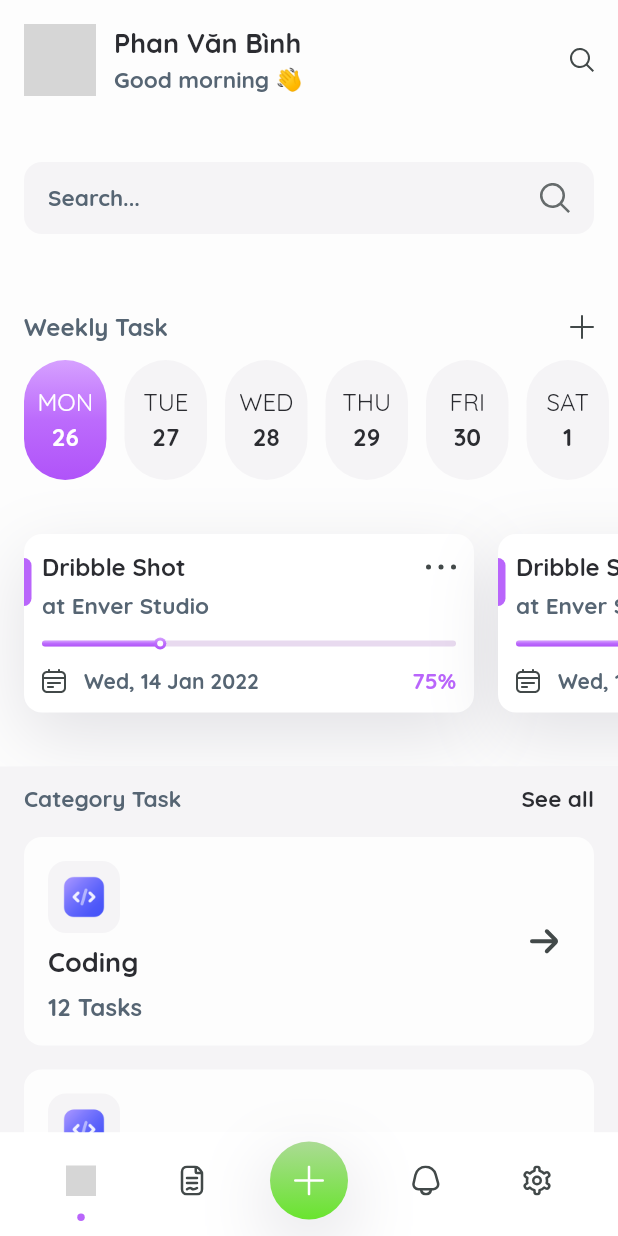
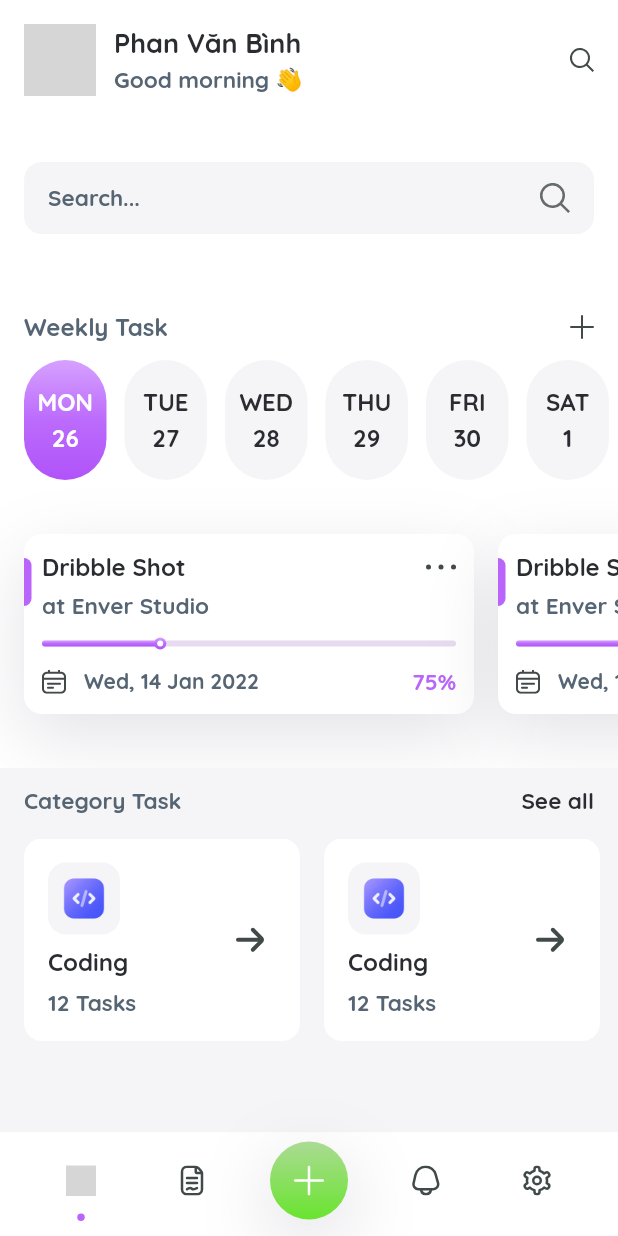
Before and after one commit to binhphancreator/sunday, a Flutter app: the screen it shows after launch, after a tap on "Skip", on a phone screen of 412 x 824 dp. Run offline on Flutter 3.47's test engine with Material 2 defaults, Android fonts, the light colour scheme and no system bars; our stand-ins replace flutter_svg, shared_preferences; missing offline and left inert: shared_preferences_web; network calls fail; grey boxes are pictures that could not be loaded.

Commit message:
refactor colors, textstyle

```diff
--- a/lib/config/themes/app_colors.dart
+++ b/lib/config/themes/app_colors.dart
@@ -1,53 +1,33 @@
 import 'package:flutter/material.dart';
 
 class AppColors {
+  // Background
   static const primaryBgColor = Color(0xFFFFFFFF);
+  static const secondaryBgColor = Color(0xFFF5F4F6);
+  static const darkBgColor = Color(0xFF1B2631);
+  static const middleBgColor = Color(0xFFE8DAEF);
+
+  // Color Text
   static const lightTextColor = Color(0xFFFFFFFF);
   static const primaryTextColor = Color(0xFF2B2C31);
   static const secondaryTextColor = Color(0xFF566573);
-  static const primaryBtnColor = Color(0xFF1B2631);
-  static const lightBtnColor = Color(0xFFF5F4F7);
-  static const menuBgColor = Color(0xFFFFFFFF);
-  static const bgColor = Color(0xFFF5F4F6);
-  static const bgColorWhite = Color(0xFFFDFDFD);
+
+  // Common Color
   static const primaryColor = Color(0xFFb965fb);
-  static const lightPrimaryColor = Color(0xFFE8DAEF);
   static const secondaryColor = Color(0xFF69e42e);
-  static const menuInactiveColor = Color(0xFF424949);
+  static const thirdColor = Color(0xFFF68821);
+
+  // Icon Color
   static const defaultIconColor = Color(0xFF424949);
+  static const lightIconColor = Color(0xFF4D5656);
   static const whiteIconColor = Colors.white;
+
+  // Shadow Color
   static const primaryBoxShadowColor = Color.fromARGB(30, 17, 12, 46);
-  static const primaryGradient = LinearGradient(
-    colors: [
-      Color.fromARGB(255, 214, 161, 255),
-      Color(0xFFBC6BFC),
-      Color(0xFFB053F9),
-    ],
-    begin: Alignment.topCenter,
-    end: Alignment.bottomCenter,
-  );
-  static const secondaryGradient = LinearGradient(
-    colors: [
-      Color.fromARGB(255, 171, 219, 148),
-      secondaryColor,
-    ],
-    begin: Alignment.topCenter,
-    end: Alignment.bottomCenter,
-  );
-  static const thirdGradient = LinearGradient(
-    colors: [
-      Color(0xFFFEB16A),
-      Color(0xFFF68821),
-    ],
-    begin: Alignment.topCenter,
-    end: Alignment.bottomCenter,
-  );
-  static const lightGradient = LinearGradient(
-    colors: [
-      Color(0xFFF5F4F6),
-      Color(0xFFF5F4F6),
-    ],
-    begin: Alignment.topCenter,
-    end: Alignment.bottomCenter,
-  );
+
+  // Gradient
+  static const primaryGradient = LinearGradient(colors: [Color.fromARGB(255, 214, 161, 255), Color(0xFFBC6BFC), Color(0xFFB053F9)], begin: Alignment.topCenter, end: Alignment.bottomCenter);
+  static const secondaryGradient = LinearGradient(colors: [Color.fromARGB(255, 171, 219, 148), secondaryColor], begin: Alignment.topCenter, end: Alignment.bottomCenter);
+  static const thirdGradient = LinearGradient(colors: [Color(0xFFFEB16A), Color(0xFFF68821)], begin: Alignment.topCenter, end: Alignment.bottomCenter);
+  static const lightGradient = LinearGradient(colors: [Color(0xFFF5F4F6), Color(0xFFF5F4F6)], begin: Alignment.topCenter, end: Alignment.bottomCenter);
 }
--- a/lib/config/themes/app_text_styles.dart
+++ b/lib/config/themes/app_text_styles.dart
@@ -2,86 +2,32 @@ import 'package:flutter/material.dart';
 import 'app_colors.dart';
 
 class AppTextStyles {
-  static const bigboldh1 = TextStyle(fontSize: 35, color: AppColors.primaryTextColor, fontFamily: 'Quicksand', fontWeight: FontWeight.w600);
-
-  static const h1 = TextStyle(
-    fontSize: 20,
-    color: AppColors.primaryTextColor,
-    fontFamily: 'Quicksand',
-    fontWeight: FontWeight.normal,
-  );
+  // Bold
   static const boldh1 = TextStyle(fontSize: 20, color: AppColors.primaryTextColor, fontFamily: 'Quicksand', fontWeight: FontWeight.w600);
   static const boldh2 = TextStyle(fontSize: 18, color: AppColors.primaryTextColor, fontFamily: 'Quicksand', fontWeight: FontWeight.w600);
   static const boldh3 = TextStyle(fontSize: 16, color: AppColors.primaryTextColor, fontFamily: 'Quicksand', fontWeight: FontWeight.w600);
   static const boldh4 = TextStyle(fontSize: 15, color: AppColors.primaryTextColor, fontFamily: 'Quicksand', fontWeight: FontWeight.w600);
   static const boldh5 = TextStyle(fontSize: 15, color: AppColors.primaryTextColor, fontFamily: 'Quicksand', fontWeight: FontWeight.w600);
 
+  // Light Bold
   static const lightboldh2 = TextStyle(fontSize: 18, color: AppColors.secondaryTextColor, fontFamily: 'Quicksand', fontWeight: FontWeight.w600);
   static const lightboldh3 = TextStyle(fontSize: 16, color: AppColors.secondaryTextColor, fontFamily: 'Quicksand', fontWeight: FontWeight.w600);
   static const lightboldh4 = TextStyle(fontSize: 15, color: AppColors.secondaryTextColor, fontFamily: 'Quicksand', fontWeight: FontWeight.w600);
   static const lightboldh5 = TextStyle(fontSize: 14, color: AppColors.secondaryTextColor, fontFamily: 'Quicksand', fontWeight: FontWeight.w600);
 
-  static const bigIntro = TextStyle(
-    fontSize: 20,
-    fontWeight: FontWeight.w600,
-    color: AppColors.primaryTextColor,
-    fontFamily: 'Quicksand',
-    height: 1.2,
-  );
+  // White Bold Text
+  static const whiteboldh2 = TextStyle(fontSize: 18, color: Colors.white, fontFamily: 'Quicksand', fontWeight: FontWeight.w600);
+  static const whiteboldh3 = TextStyle(fontSize: 16, color: Colors.white, fontFamily: 'Quicksand', fontWeight: FontWeight.w600);
+  static const whiteboldh4 = TextStyle(fontSize: 15, color: Colors.white, fontFamily: 'Quicksand', fontWeight: FontWeight.w600);
+  static const whiteboldh5 = TextStyle(fontSize: 14, color: Colors.white, fontFamily: 'Quicksand', fontWeight: FontWeight.w600);
 
-  static const bigIntro2 = TextStyle(
-    fontSize: 16,
-    fontWeight: FontWeight.w500,
-    color: AppColors.secondaryTextColor,
-    fontFamily: 'Quicksand',
-    height: 1.2,
-  );
+  // Primary Bold Text
+  static const primaryboldh2 = TextStyle(fontSize: 18, color: AppColors.primaryColor, fontFamily: 'Quicksand', fontWeight: FontWeight.w600);
+  static const primaryboldh3 = TextStyle(fontSize: 16, color: AppColors.primaryColor, fontFamily: 'Quicksand', fontWeight: FontWeight.w600);
+  static const primaryboldh4 = TextStyle(fontSize: 15, color: AppColors.primaryColor, fontFamily: 'Quicksand', fontWeight: FontWeight.w600);
+  static const primaryboldh5 = TextStyle(fontSize: 14, color: AppColors.primaryColor, fontFamily: 'Quicksand', fontWeight: FontWeight.w600);
 
-  static const primaryNormalTextBtn = TextStyle(
-    fontSize: 16,
-    fontWeight: FontWeight.w400,
-    color: Colors.white,
-    fontFamily: 'Quicksand',
-    height: 1.2,
-  );
-
-  static const primaryBoldTextBtn = TextStyle(
-    fontSize: 16,
-    fontWeight: FontWeight.w600,
-    color: Colors.white,
-    fontFamily: 'Quicksand',
-    height: 1.2,
-  );
-
-  static const secondaryNormalTextBtn = TextStyle(
-    fontSize: 16,
-    fontWeight: FontWeight.w400,
-    color: AppColors.primaryTextColor,
-    fontFamily: 'Quicksand',
-    height: 1.2,
-  );
-
-  static const secondaryBoldTextBtn = TextStyle(
-    fontSize: 16,
-    fontWeight: FontWeight.w600,
-    color: AppColors.primaryTextColor,
-    fontFamily: 'Quicksand',
-    height: 1.2,
-  );
-
-  static const mainNormalTextBtn = TextStyle(
-    fontSize: 16,
-    fontWeight: FontWeight.w500,
-    color: AppColors.primaryColor,
-    fontFamily: 'Quicksand',
-    height: 1.2,
-  );
-
-  static const mainSmallBoldTextBtn = TextStyle(
-    fontSize: 15,
-    fontWeight: FontWeight.w600,
-    color: AppColors.primaryColor,
-    fontFamily: 'Quicksand',
-    height: 1.2,
-  );
+  // Other
+  static const bigIntro = TextStyle(fontSize: 20, fontWeight: FontWeight.w600, color: AppColors.primaryTextColor, fontFamily: 'Quicksand', height: 1.2);
+  static const bigIntro2 = TextStyle(fontSize: 16, fontWeight: FontWeight.w500, color: AppColors.secondaryTextColor, fontFamily: 'Quicksand', height: 1.2);
 }
--- a/lib/pages/detail_task/detail_task_page.dart
+++ b/lib/pages/detail_task/detail_task_page.dart
@@ -54,7 +54,7 @@ class _DetailTaskPageState extends State<DetailTaskPage> with TickerProviderStat
                   decoration: BoxDecoration(borderRadius: BorderRadius.circular(20), gradient: AppColors.secondaryGradient),
                   child: Text(
                     'In Progress',
-                    style: AppTextStyles.primaryBoldTextBtn,
+                    style: AppTextStyles.whiteboldh3,
                   )),
             ],
           ),
@@ -130,7 +130,7 @@ class _DetailTaskPageState extends State<DetailTaskPage> with TickerProviderStat
                   ),
                   Text(
                     '75%',
-                    style: AppTextStyles.mainSmallBoldTextBtn,
+                    style: AppTextStyles.primaryboldh4,
                   )
                 ],
               ),
@@ -228,13 +228,13 @@ class _DetailTaskPageState extends State<DetailTaskPage> with TickerProviderStat
                     ),
                     child: Text(
                       'Task',
-                      style: AppTextStyles.primaryBoldTextBtn,
+                      style: AppTextStyles.whiteboldh3,
                     ),
                   ),
                   Container(
                     padding: EdgeInsets.symmetric(horizontal: 48, vertical: 16),
                     decoration: BoxDecoration(
-                      color: AppColors.lightBtnColor,
+                      color: AppColors.secondaryBgColor,
                       borderRadius: BorderRadius.circular(999),
                     ),
                     child: Text(
@@ -252,7 +252,6 @@ class _DetailTaskPageState extends State<DetailTaskPage> with TickerProviderStat
               height: 200,
               child: TabBarView(
                 controller: _tabController,
-                physics: FixedExtentScrollPhysics(),
                 children: [
                   Text('Tab 1'),
                   Text('Tab 2'),
@@ -262,7 +261,7 @@ class _DetailTaskPageState extends State<DetailTaskPage> with TickerProviderStat
           ],
         ),
       )),
-      backgroundColor: AppColors.bgColorWhite,
+      backgroundColor: AppColors.primaryBgColor,
     );
   }
 }
--- a/lib/pages/home/category_item_widget.dart
+++ b/lib/pages/home/category_item_widget.dart
@@ -19,7 +19,7 @@ class _CategoryItemWidgetState extends State<CategoryItemWidget> {
         padding: EdgeInsets.all(16),
         decoration: BoxDecoration(
           borderRadius: BorderRadius.circular(12),
-          color: AppColors.bgColorWhite,
+          color: AppColors.primaryBgColor,
         ),
         child: Row(
           mainAxisAlignment: MainAxisAlignment.spaceBetween,
@@ -31,7 +31,7 @@ class _CategoryItemWidgetState extends State<CategoryItemWidget> {
                 Container(
                   padding: EdgeInsets.all(8),
                   decoration: BoxDecoration(
-                    color: AppColors.bgColor,
+                    color: AppColors.secondaryBgColor,
                     borderRadius: BorderRadius.circular(12),
                   ),
                   child: Image.asset(
@@ -46,14 +46,14 @@ class _CategoryItemWidgetState extends State<CategoryItemWidget> {
                 ),
                 Text(
                   'Coding',
-                  style: AppTextStyles.boldh2,
+                  style: AppTextStyles.boldh3,
                 ),
                 SizedBox(
                   height: 8,
                 ),
                 Text(
                   '12 Tasks',
-                  style: AppTextStyles.lightboldh3,
+                  style: AppTextStyles.lightboldh4,
                 )
               ],
             ),
--- a/lib/pages/home/category_list_widget.dart
+++ b/lib/pages/home/category_list_widget.dart
@@ -11,12 +11,14 @@ class CategoryListWidget extends StatefulWidget {
 class _CategoryListWidgetState extends State<CategoryListWidget> {
   @override
   Widget build(BuildContext context) {
-    return Container(
+    return SingleChildScrollView(
       padding: EdgeInsets.only(left: 16, right: 16, bottom: 16),
-      child: Column(
+      scrollDirection: Axis.horizontal,
+      child: Row(
         children: [
-          ...[1, 2, 3, 4].map((index) => Padding(
-                padding: EdgeInsets.only(bottom: 16),
+          ...[1, 2, 3, 4].map((index) => Container(
+                padding: EdgeInsets.only(bottom: 16, right: 16),
+                width: 200,
                 child: CategoryItemWidget(),
               ))
         ],
--- a/lib/pages/home/days_week_list_widget.dart
+++ b/lib/pages/home/days_week_list_widget.dart
@@ -29,16 +29,16 @@ class _DaysWeekListWidgetState extends State<DaysWeekListWidget> {
               margin: EdgeInsets.only(right: 12),
               width: 55,
               height: 80,
-              decoration: BoxDecoration(color: now.weekday == currentDay.weekday ? AppColors.primaryColor : AppColors.lightBtnColor, borderRadius: BorderRadius.circular(30), gradient: now.weekday == currentDay.weekday ? AppColors.primaryGradient : AppColors.lightGradient),
+              decoration: BoxDecoration(color: now.weekday == currentDay.weekday ? AppColors.primaryColor : AppColors.secondaryBgColor, borderRadius: BorderRadius.circular(30), gradient: now.weekday == currentDay.weekday ? AppColors.primaryGradient : AppColors.lightGradient),
               child: Column(
                 mainAxisAlignment: MainAxisAlignment.center,
                 crossAxisAlignment: CrossAxisAlignment.center,
                 children: [
-                  Text(shortWeekday[currentDay.weekday - 1], style: now.weekday == currentDay.weekday ? AppTextStyles.primaryNormalTextBtn : AppTextStyles.secondaryNormalTextBtn),
+                  Text(shortWeekday[currentDay.weekday - 1], style: now.weekday == currentDay.weekday ? AppTextStyles.whiteboldh3 : AppTextStyles.boldh3),
                   SizedBox(
                     height: 4,
                   ),
-                  Text(currentDay.day.toString(), style: now.weekday == currentDay.weekday ? AppTextStyles.primaryBoldTextBtn : AppTextStyles.secondaryBoldTextBtn),
+                  Text(currentDay.day.toString(), style: now.weekday == currentDay.weekday ? AppTextStyles.whiteboldh3 : AppTextStyles.boldh3),
                 ],
               ),
             ),
--- a/lib/pages/home/home_page.dart
+++ b/lib/pages/home/home_page.dart
@@ -27,7 +27,7 @@ class _HomePageState extends State<HomePage> {
           child: Column(
             children: [
               Container(
-                color: AppColors.bgColorWhite,
+                color: AppColors.primaryBgColor,
                 child: Column(
                   crossAxisAlignment: CrossAxisAlignment.start,
                   children: [
@@ -77,7 +77,7 @@ class _HomePageState extends State<HomePage> {
                                   'assets/icons/regular/search.svg',
                                   width: 16,
                                   height: 16,
-                                  color: AppColors.menuInactiveColor,
+                                  color: AppColors.defaultIconColor,
                                 ),
                               )
                             ],
@@ -107,8 +107,8 @@ class _HomePageState extends State<HomePage> {
                             ),
                           ),
                           suffixIconConstraints: BoxConstraints(maxWidth: 36, maxHeight: 20),
-                          fillColor: AppColors.bgColor,
-                          hoverColor: AppColors.bgColor,
+                          fillColor: AppColors.secondaryBgColor,
+                          hoverColor: AppColors.secondaryBgColor,
                           focusedBorder: OutlineInputBorder(borderSide: BorderSide(color: AppColors.primaryColor, width: 2.0), borderRadius: BorderRadius.circular(12)),
                         ),
                         style: AppTextStyles.boldh5,
@@ -132,7 +132,7 @@ class _HomePageState extends State<HomePage> {
                               'assets/icons/regular/plus.svg',
                               width: 16,
                               height: 16,
-                              color: AppColors.menuInactiveColor,
+                              color: AppColors.defaultIconColor,
                             ),
                           )
                         ],
@@ -184,7 +184,7 @@ class _HomePageState extends State<HomePage> {
           ),
         ),
       ),
-      backgroundColor: AppColors.bgColor,
+      backgroundColor: AppColors.secondaryBgColor,
     );
   }
 }
--- a/lib/pages/home/task_item_widget.dart
+++ b/lib/pages/home/task_item_widget.dart
@@ -38,7 +38,7 @@ class _TaskItemWidgetState extends State<TaskItemWidget> {
                       'assets/icons/regular/menu-dots.svg',
                       width: 20,
                       height: 20,
-                      color: AppColors.menuInactiveColor,
+                      color: AppColors.defaultIconColor,
                     )
                   ],
                 ),
@@ -80,7 +80,7 @@ class _TaskItemWidgetState extends State<TaskItemWidget> {
                     ),
                     Text(
                       '75%',
-                      style: AppTextStyles.mainSmallBoldTextBtn,
+                      style: AppTextStyles.primaryboldh4,
                     )
                   ],
                 )
--- a/lib/pages/intro/intro_page.dart
+++ b/lib/pages/intro/intro_page.dart
@@ -77,7 +77,7 @@ class _IntroPageState extends State<IntroPage> {
                             width: _indexCurrent == entry.key ? 12 : 6,
                             height: _indexCurrent == entry.key ? 12 : 6,
                             margin: EdgeInsets.only(right: 4),
-                            decoration: BoxDecoration(shape: BoxShape.circle, color: _indexCurrent == entry.key ? AppColors.primaryColor : AppColors.primaryBtnColor.withOpacity(.4)),
+                            decoration: BoxDecoration(shape: BoxShape.circle, color: _indexCurrent == entry.key ? AppColors.primaryColor : AppColors.darkBgColor.withOpacity(.4)),
                           ),
                         );
                       }).toList(),
@@ -99,7 +99,7 @@ class _IntroPageState extends State<IntroPage> {
                   padding: const EdgeInsets.symmetric(horizontal: 12, vertical: 16),
                   child: Text(
                     S.of(context).next,
-                    style: AppTextStyles.primaryNormalTextBtn,
+                    style: AppTextStyles.whiteboldh3,
                     textAlign: TextAlign.center,
                   ),
                 ),
@@ -115,13 +115,13 @@ class _IntroPageState extends State<IntroPage> {
                 child: Container(
                   decoration: BoxDecoration(
                     borderRadius: BorderRadius.circular(32.0),
-                    color: AppColors.lightPrimaryColor,
+                    color: AppColors.middleBgColor,
                   ),
                   width: MediaQuery.of(context).size.width - 64,
                   padding: const EdgeInsets.symmetric(horizontal: 12, vertical: 16),
                   child: Text(
                     S.of(context).skip,
-                    style: AppTextStyles.mainNormalTextBtn,
+                    style: AppTextStyles.primaryboldh3,
                     textAlign: TextAlign.center,
                   ),
                 ),
--- a/lib/widgets/menu_bar_item_widget.dart
+++ b/lib/widgets/menu_bar_item_widget.dart
@@ -41,7 +41,7 @@ class MenuBarItemWidget extends StatelessWidget {
                         ? Colors.white
                         : active
                             ? AppColors.primaryColor
-                            : AppColors.menuInactiveColor),
+                            : AppColors.defaultIconColor),
               ),
             ),
           ),
--- a/lib/widgets/menu_bar_widget.dart
+++ b/lib/widgets/menu_bar_widget.dart
@@ -47,7 +47,7 @@ class _MenuBarWidgetState extends State<MenuBarWidget> {
   @override
   Widget build(BuildContext context) {
     return Container(
-      decoration: BoxDecoration(color: AppColors.menuBgColor),
+      decoration: BoxDecoration(color: AppColors.primaryBgColor),
       child: Material(
         color: Colors.white,
         child: Padding(
--- a/lib/widgets/progress_bar_widget.dart
+++ b/lib/widgets/progress_bar_widget.dart
@@ -20,7 +20,7 @@ class _ProgressBarWidgetState extends State<ProgressBarWidget> {
           child: Container(
             decoration: BoxDecoration(
               borderRadius: BorderRadius.circular(12),
-              color: AppColors.lightPrimaryColor,
+              color: AppColors.middleBgColor,
             ),
           ),
         ),
@@ -57,7 +57,7 @@ class _ProgressBarWidgetState extends State<ProgressBarWidget> {
                         padding: EdgeInsets.all(2),
                         decoration: BoxDecoration(borderRadius: BorderRadius.circular(20), gradient: AppColors.primaryGradient),
                         child: Container(
-                          decoration: BoxDecoration(borderRadius: BorderRadius.circular(20), color: AppColors.bgColorWhite),
+                          decoration: BoxDecoration(borderRadius: BorderRadius.circular(20), color: AppColors.primaryBgColor),
                         ),
                       )),
                 ],
--- a/lib/widgets/top_bar_widget.dart
+++ b/lib/widgets/top_bar_widget.dart
@@ -16,10 +16,12 @@ class TopBarWidget extends StatefulWidget implements PreferredSizeWidget {
 class _TopBarWidgetState extends State<TopBarWidget> {
   @override
   Widget build(BuildContext context) {
-    return Container(
-      height: widget.height,
-      decoration: BoxDecoration(),
-      child: widget.child,
+    return SafeArea(
+      child: Container(
+        height: widget.height,
+        decoration: BoxDecoration(),
+        child: widget.child,
+      ),
     );
   }
 }
```
